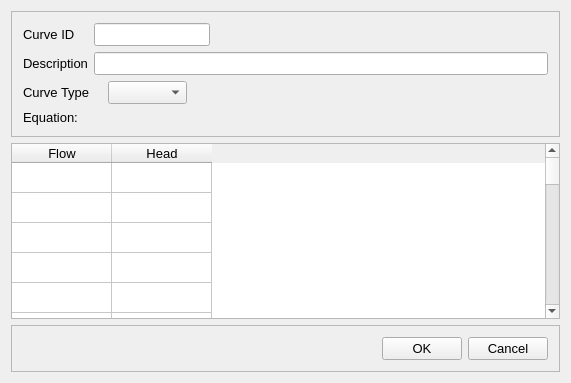
Before: the Qt Designer form src/ui/EPANET/frmCurveEditorDesigner.ui in USEPA/SWMM-EPANET_User_Interface, drawn with Qt 5.
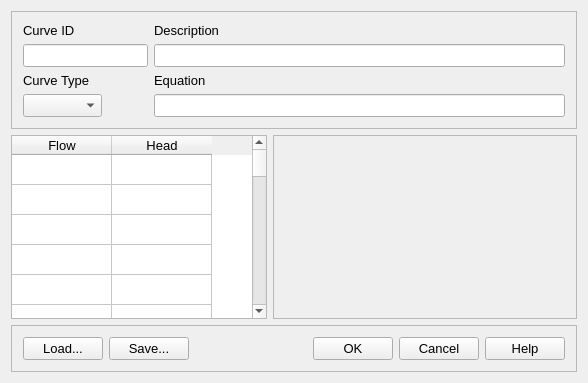
After: the same form once the commit is applied.

Commit message: Redesign curve editor to include plot, load, save, and help controls

Diff of the .ui file:
```diff
--- a/src/ui/EPANET/frmCurveEditorDesigner.ui
+++ b/src/ui/EPANET/frmCurveEditorDesigner.ui
@@ -6,7 +6,7 @@
    <rect>
     <x>0</x>
     <y>0</y>
-    <width>571</width>
+    <width>588</width>
     <height>383</height>
    </rect>
   </property>
@@ -19,8 +19,8 @@
    <string>EPANET Curve Editor</string>
   </property>
   <widget class="QWidget" name="centralWidget">
-   <layout class="QVBoxLayout" name="verticalLayout">
-    <item>
+   <layout class="QFormLayout" name="formLayout_2">
+    <item row="0" column="0" colspan="2">
      <widget class="QFrame" name="fraParms">
       <property name="sizePolicy">
        <sizepolicy hsizetype="Expanding" vsizetype="Expanding">
@@ -34,54 +34,7 @@
       <property name="frameShadow">
        <enum>QFrame::Raised</enum>
       </property>
-      <layout class="QGridLayout" name="gridLayout">
-       <item row="3" column="0" colspan="6">
-        <widget class="QLabel" name="lblEquation">
-         <property name="font">
-          <font>
-           <pointsize>10</pointsize>
-          </font>
-         </property>
-         <property name="text">
-          <string>Equation:</string>
-         </property>
-        </widget>
-       </item>
-       <item row="1" column="0">
-        <widget class="QLabel" name="lblDescription">
-         <property name="text">
-          <string>&lt;html&gt;&lt;head/&gt;&lt;body&gt;&lt;p&gt;Description&lt;/p&gt;&lt;/body&gt;&lt;/html&gt;</string>
-         </property>
-        </widget>
-       </item>
-       <item row="0" column="5">
-        <spacer name="hspCurve">
-         <property name="orientation">
-          <enum>Qt::Horizontal</enum>
-         </property>
-         <property name="sizeHint" stdset="0">
-          <size>
-           <width>325</width>
-           <height>20</height>
-          </size>
-         </property>
-        </spacer>
-       </item>
-       <item row="2" column="0" colspan="2">
-        <widget class="QLabel" name="lblCurveType">
-         <property name="font">
-          <font>
-           <pointsize>10</pointsize>
-          </font>
-         </property>
-         <property name="text">
-          <string>Curve Type</string>
-         </property>
-        </widget>
-       </item>
-       <item row="0" column="1" colspan="4">
-        <widget class="QLineEdit" name="txtCurveID"/>
-       </item>
+      <layout class="QFormLayout" name="formLayout">
        <item row="0" column="0">
         <widget class="QLabel" name="lblCurveID">
          <property name="font">
@@ -94,29 +47,53 @@
          </property>
         </widget>
        </item>
-       <item row="1" column="1" colspan="5">
+       <item row="0" column="1">
+        <widget class="QLabel" name="lblDescription">
+         <property name="text">
+          <string>&lt;html&gt;&lt;head/&gt;&lt;body&gt;&lt;p&gt;Description&lt;/p&gt;&lt;/body&gt;&lt;/html&gt;</string>
+         </property>
+        </widget>
+       </item>
+       <item row="1" column="0">
+        <widget class="QLineEdit" name="txtCurveName"/>
+       </item>
+       <item row="1" column="1">
         <widget class="QLineEdit" name="txtDescription"/>
        </item>
-       <item row="2" column="2">
+       <item row="2" column="0">
+        <widget class="QLabel" name="lblCurveType">
+         <property name="font">
+          <font>
+           <pointsize>10</pointsize>
+          </font>
+         </property>
+         <property name="text">
+          <string>Curve Type</string>
+         </property>
+        </widget>
+       </item>
+       <item row="2" column="1">
+        <widget class="QLabel" name="lblEquation">
+         <property name="font">
+          <font>
+           <pointsize>10</pointsize>
+          </font>
+         </property>
+         <property name="text">
+          <string>Equation</string>
+         </property>
+        </widget>
+       </item>
+       <item row="3" column="0">
         <widget class="QComboBox" name="cboCurveType"/>
        </item>
-       <item row="2" column="3" colspan="3">
-        <spacer name="hspCurveType">
-         <property name="orientation">
-          <enum>Qt::Horizontal</enum>
-         </property>
-         <property name="sizeHint" stdset="0">
-          <size>
-           <width>364</width>
-           <height>20</height>
-          </size>
-         </property>
-        </spacer>
+       <item row="3" column="1">
+        <widget class="QLineEdit" name="txtEquation"/>
        </item>
       </layout>
      </widget>
     </item>
-    <item>
+    <item row="1" column="0">
      <widget class="QTableWidget" name="tblMult">
       <property name="cornerButtonEnabled">
        <bool>false</bool>
@@ -199,7 +176,17 @@
       </column>
      </widget>
     </item>
-    <item>
+    <item row="1" column="1">
+     <widget class="QFrame" name="fraPlot">
+      <property name="frameShape">
+       <enum>QFrame::StyledPanel</enum>
+      </property>
+      <property name="frameShadow">
+       <enum>QFrame::Raised</enum>
+      </property>
+     </widget>
+    </item>
+    <item row="2" column="0" colspan="2">
      <widget class="QFrame" name="fraOKCancel">
       <property name="frameShape">
        <enum>QFrame::StyledPanel</enum>
@@ -208,6 +195,20 @@
        <enum>QFrame::Raised</enum>
       </property>
       <layout class="QHBoxLayout" name="horizontalLayout">
+       <item>
+        <widget class="QPushButton" name="btnLoad">
+         <property name="text">
+          <string>Load...</string>
+         </property>
+        </widget>
+       </item>
+       <item>
+        <widget class="QPushButton" name="btnSave">
+         <property name="text">
+          <string>Save...</string>
+         </property>
+        </widget>
+       </item>
        <item>
         <spacer name="horizontalSpacer">
          <property name="orientation">
@@ -235,6 +236,13 @@
          </property>
         </widget>
        </item>
+       <item>
+        <widget class="QPushButton" name="btnHelp">
+         <property name="text">
+          <string>Help</string>
+         </property>
+        </widget>
+       </item>
       </layout>
      </widget>
     </item>
```
Left out of the diff: 12 changed lines with no effect on the pictures. The commit also changes 1 other file.
